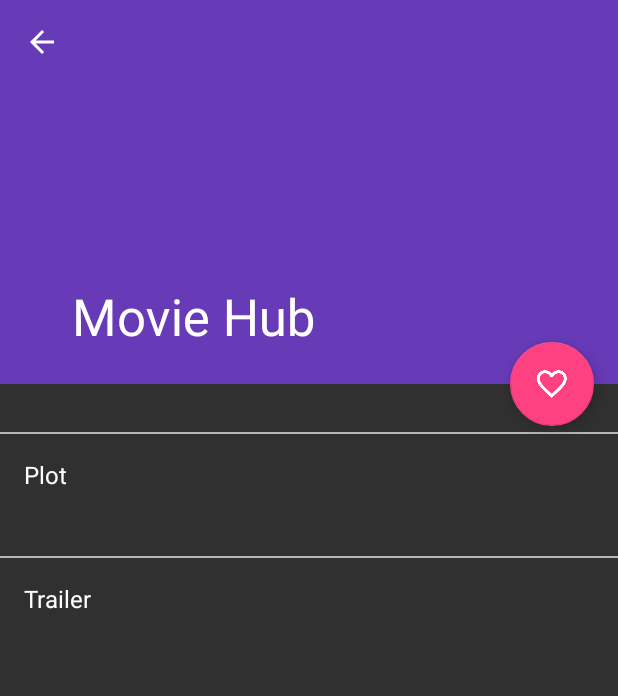
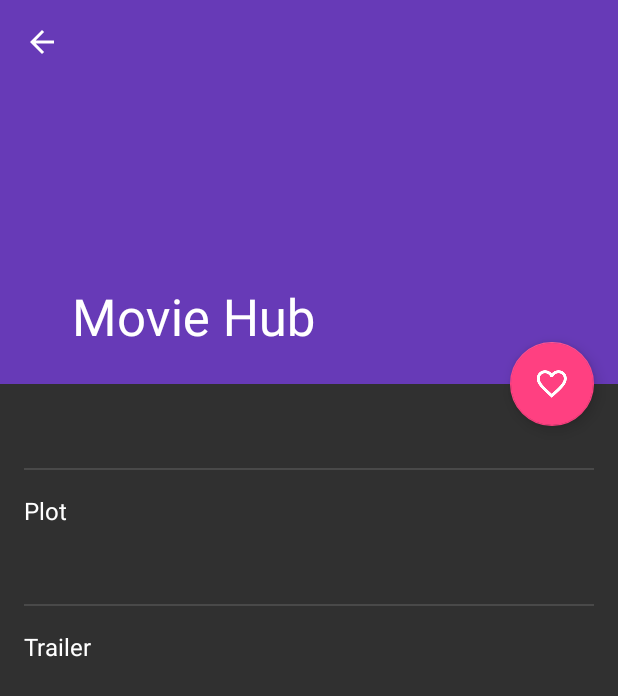
Before and after one commit to robertmathew/PopularMoviesApp, an Android app: the DetailActivity screen opened directly, with no data from a screen before it, on a phone screen of 412 x 824 dp. Shown: the top 696 px of the screen. Run offline under Robolectric (Android 15) with nearby library versions, the phone set to English and light mode, and no system bars; our stand-ins replace Picasso; pictures from the network do not load.

Commit message:
Fixed some design issue in detail screen

```diff
--- a/app/src/main/res/layout/detail_section_basic_info.xml
+++ b/app/src/main/res/layout/detail_section_basic_info.xml
@@ -6,7 +6,7 @@
     android:layout_marginBottom="16dp"
     android:layout_marginLeft="16dp"
     android:layout_marginRight="16dp"
-    android:layout_marginTop="16dp"
+    android:layout_marginTop="32dp"
     android:orientation="horizontal">
 
     <ImageView
--- a/app/src/main/res/layout/fragment_detail.xml
+++ b/app/src/main/res/layout/fragment_detail.xml
@@ -61,6 +61,9 @@
                 android:layout_width="match_parent"
                 android:layout_height="1dp"
                 android:layout_below="@+id/linearLayout"
+                android:layout_marginLeft="16dp"
+                android:layout_marginRight="16dp"
+                android:layout_marginTop="8dp"
                 android:background="@color/divider"/>
 
             <!-- Plot -->
@@ -86,7 +89,7 @@
                     android:layout_width="match_parent"
                     android:layout_height="wrap_content"
                     android:gravity="start"
-                    android:paddingTop="8dp"/>
+                    android:paddingTop="16dp"/>
             </LinearLayout>
 
             <View
@@ -94,6 +97,8 @@
                 android:layout_width="match_parent"
                 android:layout_height="1dp"
                 android:layout_below="@+id/linearPlot"
+                android:layout_marginLeft="16dp"
+                android:layout_marginRight="16dp"
                 android:background="@color/divider"/>
 
             <!-- Trailer -->
@@ -118,7 +123,7 @@
                     android:id="@+id/recycler_view_trailer"
                     android:layout_width="match_parent"
                     android:layout_height="144dp"
-                    android:paddingTop="8dp"/>
+                    android:paddingTop="16dp"/>
             </LinearLayout>
 
         </RelativeLayout>
--- a/app/src/main/res/values/colors.xml
+++ b/app/src/main/res/values/colors.xml
@@ -6,7 +6,7 @@
     <color name="colorPrimary">#673AB7</color>
     <color name="colorPrimaryDark">#512DA8</color>
     <color name="colorAccent">#FF4081</color>
-    <color name="divider">#B6B6B6</color>
+    <color name="divider">#1FFFFFFF</color>
 
     <color name="white">#ffffff</color>
     <color name="black">#000000</color>
```
